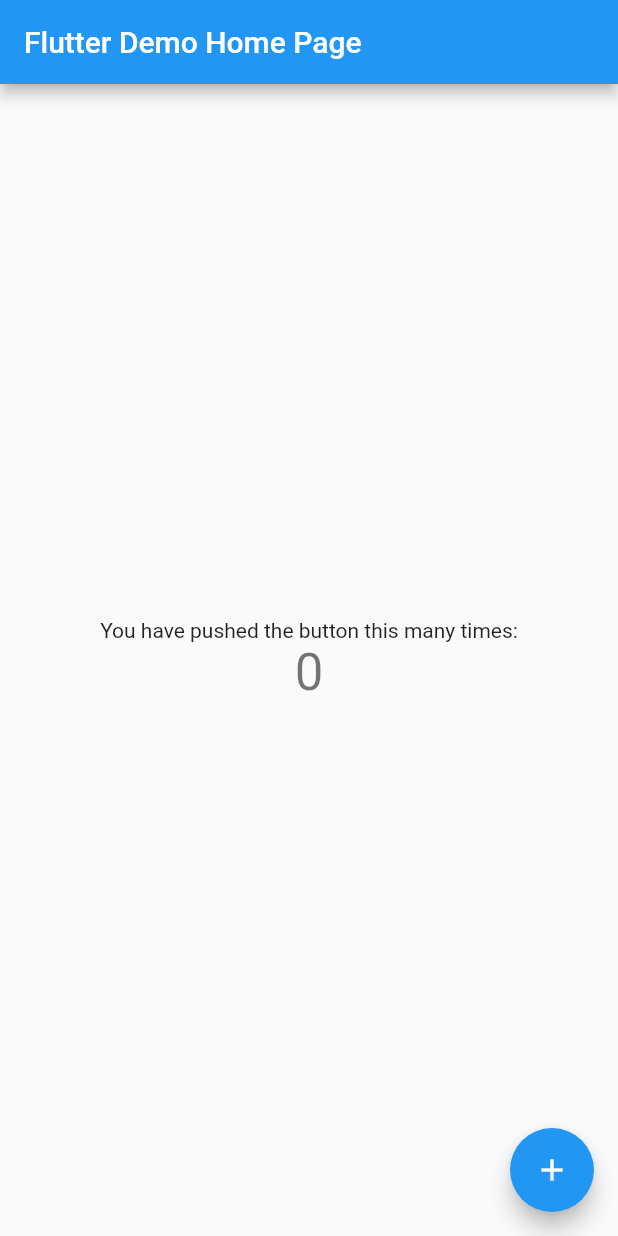
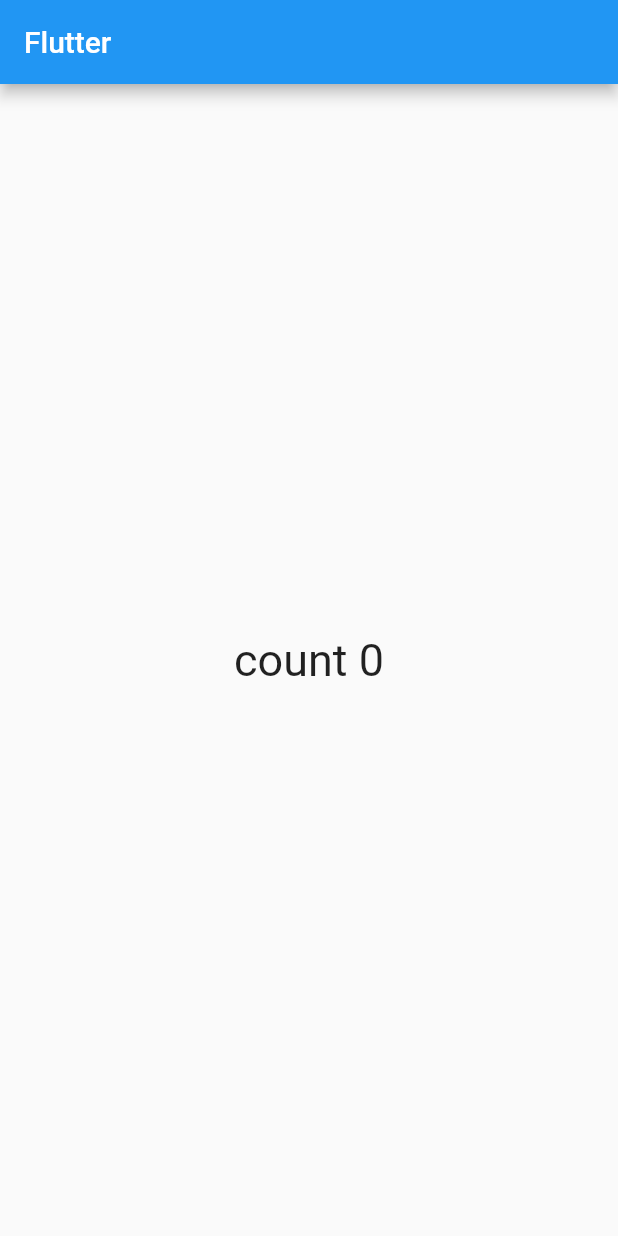
Before and after one commit to huhx/flutter_learn, a Flutter app: the screen it shows after launch, on a phone screen of 412 x 824 dp. Run offline on Flutter 3.47's test engine with Material 2 defaults, Android fonts, the phone set to English and light mode, and no system bars.

Commit message:
[huhx] -widget: shortcut widget

```diff
--- /dev/null
+++ b/lib/day_1/shortcut.dart
@@ -0,0 +1,46 @@
+import 'package:flutter/material.dart';
+import 'package:flutter/services.dart';
+
+class ShortCutWidget extends StatefulWidget {
+  const ShortCutWidget({super.key});
+
+  @override
+  State<ShortCutWidget> createState() => _ShortCutWidgetState();
+}
+
+class _ShortCutWidgetState extends State<ShortCutWidget> {
+  int count = 0;
+
+  @override
+  Widget build(BuildContext context) {
+    return Shortcuts(
+      shortcuts: {
+        LogicalKeySet(LogicalKeyboardKey.arrowUp): const IncrementIntent(),
+        LogicalKeySet(LogicalKeyboardKey.arrowDown): const DecrementIntent(),
+      },
+      child: Actions(
+        actions: {
+          IncrementIntent: CallbackAction(
+            onInvoke: (intent) => setState(() => count += 1),
+          ),
+          DecrementIntent: CallbackAction(
+            onInvoke: (intent) => setState(() => count -= 1),
+          ),
+        },
+        child: Focus(
+          child: Center(
+            child: Text("count $count", style: const TextStyle(fontSize: 30)),
+          ),
+        ),
+      ),
+    );
+  }
+}
+
+class IncrementIntent extends Intent {
+  const IncrementIntent();
+}
+
+class DecrementIntent extends Intent {
+  const DecrementIntent();
+}
--- a/lib/main.dart
+++ b/lib/main.dart
@@ -1,11 +1,13 @@
 import 'package:flutter/material.dart';
+
+import 'day_1/shortcut.dart';
 
 void main() {
   runApp(const MyApp());
 }
 
 class MyApp extends StatelessWidget {
-  const MyApp({Key? key}) : super(key: key);
+  const MyApp({super.key});
 
   @override
   Widget build(BuildContext context) {
@@ -14,53 +16,9 @@ class MyApp extends StatelessWidget {
       theme: ThemeData(
         primarySwatch: Colors.blue,
       ),
-      home: const MyHomePage(title: 'Flutter Demo Home Page'),
-    );
-  }
-}
-
-class MyHomePage extends StatefulWidget {
-  const MyHomePage({Key? key, required this.title}) : super(key: key);
-
-  final String title;
-
-  @override
-  State<MyHomePage> createState() => _MyHomePageState();
-}
-
-class _MyHomePageState extends State<MyHomePage> {
-  int _counter = 0;
-
-  void _incrementCounter() {
-    setState(() {
-      _counter++;
-    });
-  }
-
-  @override
-  Widget build(BuildContext context) {
-    return Scaffold(
-      appBar: AppBar(
-        title: Text(widget.title),
-      ),
-      body: Center(
-        child: Column(
-          mainAxisAlignment: MainAxisAlignment.center,
-          children: <Widget>[
-            const Text(
-              'You have pushed the button this many times:',
-            ),
-            Text(
-              '$_counter',
-              style: Theme.of(context).textTheme.headlineMedium,
-            ),
-          ],
-        ),
-      ),
-      floatingActionButton: FloatingActionButton(
-        onPressed: _incrementCounter,
-        tooltip: 'Increment',
-        child: const Icon(Icons.add),
+      home: Scaffold(
+        appBar: AppBar(title: const Text("Flutter")),
+        body: const ShortCutWidget(),
       ),
     );
   }
```
Also changed, not shown: 3 other files.
